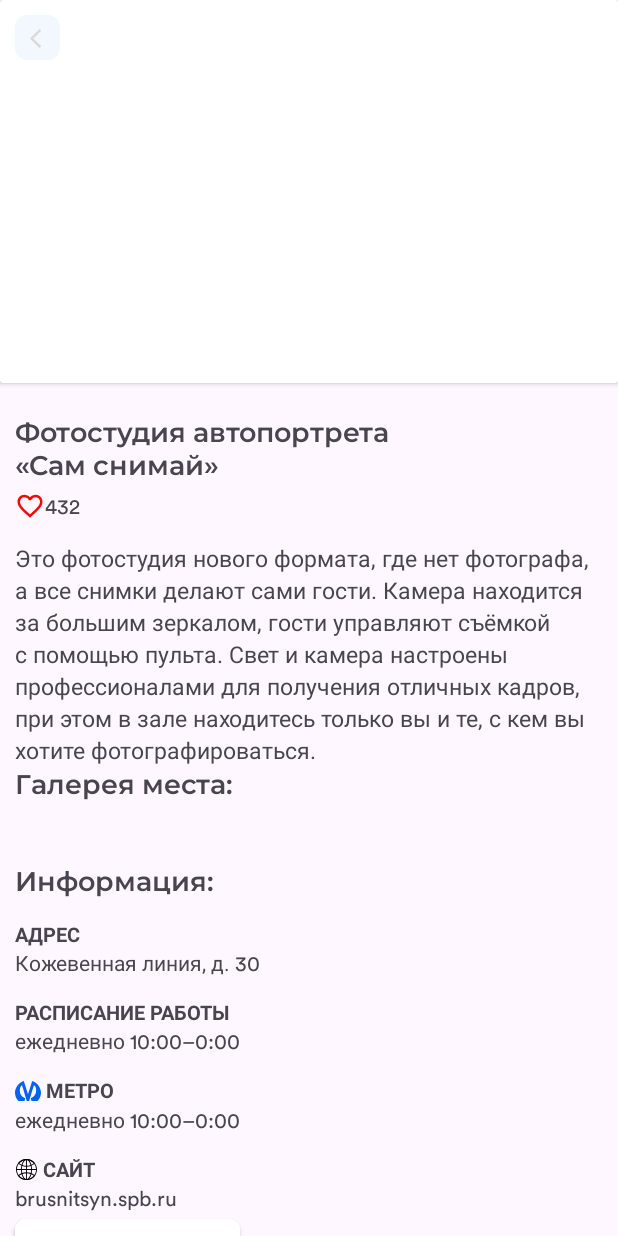
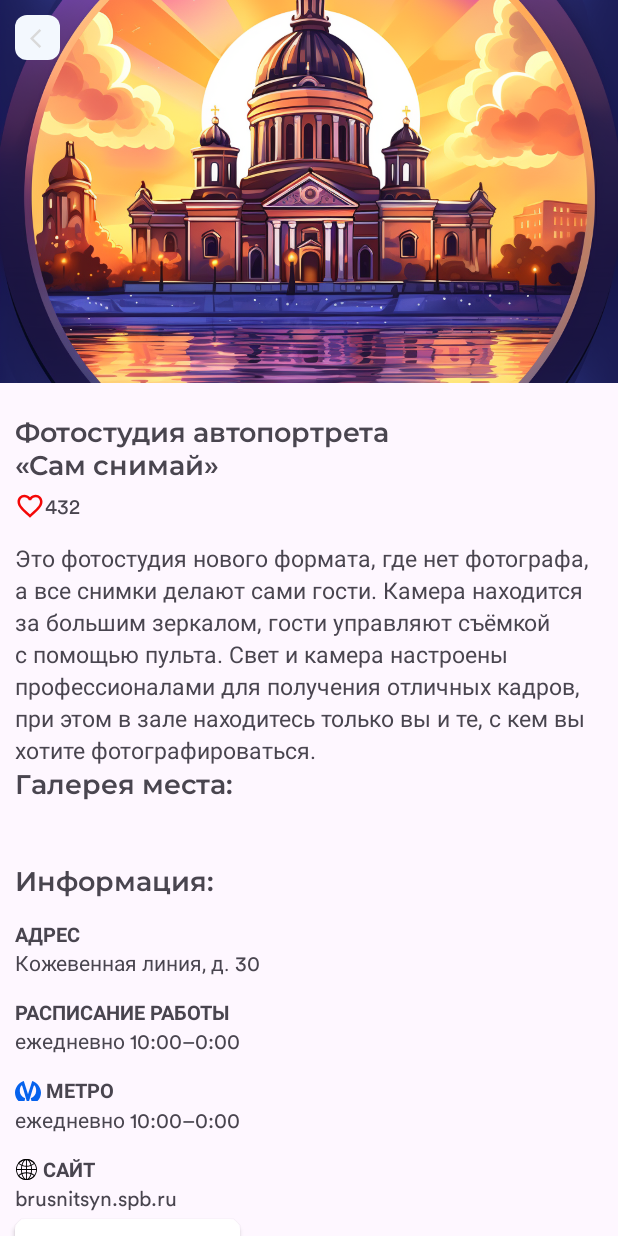
Before and after one commit to ArtemPodomatko/Interesting-Places, an Android app: the layout fragment_description.xml on its own in the app's theme, with its tools: preview values and no code run, on a phone screen of 412 x 824 dp. Run offline under Robolectric (Android 15) with nearby library versions, the phone set to English and light mode, and no system bars; network calls fail.

Commit message:
The work is finished

```diff
--- a/app/src/main/res/layout/fragment_description.xml
+++ b/app/src/main/res/layout/fragment_description.xml
@@ -11,7 +11,7 @@
         android:layout_height="wrap_content"
         tools:context=".ui.fragments.DescriptionFragment">
 
-        <androidx.cardview.widget.CardView
+        <androidx.constraintlayout.widget.ConstraintLayout
             android:id="@+id/description_image_cardView"
             android:layout_width="match_parent"
             android:layout_height="255dp"
@@ -22,6 +22,7 @@
             <ImageView
                 android:id="@+id/description_place_image"
                 android:layout_width="match_parent"
+                android:src="@drawable/app_logo_new"
                 android:layout_height="match_parent"
                 android:scaleType="centerCrop"
                 />
@@ -31,12 +32,14 @@
                 android:layout_width="30dp"
                 android:layout_height="30dp"
                 android:background="@drawable/description_icon_back_bg"
-                android:layout_marginStart="10dp"
-                android:layout_marginTop="10dp"
                 android:paddingVertical="8dp"
                 android:paddingStart="6dp"
                 android:paddingEnd="0dp"
-                app:drawableTopCompat="@drawable/icon_back" />
+                app:drawableTopCompat="@drawable/icon_back"
+                app:layout_constraintTop_toTopOf="parent"
+                app:layout_constraintStart_toStartOf="parent"
+                android:layout_marginStart="10dp"
+                android:layout_marginTop="10dp"/>
 
             <androidx.cardview.widget.CardView
                 android:id="@+id/description_icon_like"
@@ -44,8 +47,10 @@
                 android:layout_height="30dp"
                 app:cardCornerRadius="20dp"
                 android:visibility="gone"
-                android:layout_marginStart="370dp"
-                android:layout_marginTop="210dp"
+                app:layout_constraintBottom_toBottomOf="parent"
+                app:layout_constraintEnd_toEndOf="parent"
+                android:layout_marginEnd="10dp"
+                android:layout_marginBottom="10dp"
                 >
 
                 <ImageView
@@ -62,12 +67,15 @@
                 android:layout_width="25dp"
                 android:visibility="gone"
                 android:layout_height="25dp"
-                android:layout_marginStart="370dp"
-                android:layout_marginTop="210dp"
-                android:src="@drawable/icon_heart_red"/>
+                android:src="@drawable/icon_heart_red"
+                app:layout_constraintBottom_toBottomOf="parent"
+                app:layout_constraintEnd_toEndOf="parent"
+                android:layout_marginEnd="10dp"
+                android:layout_marginBottom="10dp"
+                />
 
 
-        </androidx.cardview.widget.CardView>
+        </androidx.constraintlayout.widget.ConstraintLayout>
 
         <TextView
             android:id="@+id/description_title"
--- a/app/src/main/res/layout/fragment_splash.xml
+++ b/app/src/main/res/layout/fragment_splash.xml
@@ -45,6 +45,16 @@
             app:layout_constraintEnd_toEndOf="@id/app_logo"
             />
 
+        <TextView
+            android:layout_width="wrap_content"
+            android:layout_height="wrap_content"
+            app:layout_constraintBottom_toBottomOf="parent"
+            android:fontFamily="@font/circular"
+            app:layout_constraintEnd_toEndOf="parent"
+            android:text="@string/developed_by_artem_podomatko"
+            android:layout_marginBottom="10dp"
+            android:layout_marginEnd="10dp"/>
+
     </androidx.constraintlayout.widget.ConstraintLayout>
 
 
--- a/app/src/main/res/values/strings.xml
+++ b/app/src/main/res/values/strings.xml
@@ -22,4 +22,5 @@
     <string name="search_preview">Ищите любые места, \nсобытия, новости\n Если хотите узнать \nкакие выставки доступны \nв Петербурге, просто \nнапишите \'\'выставка\'\'</string>
     <string name="splash_logo_spb">санкт-петербург</string>
     <string name="interesting_place_decsription">Интересное место</string>
+    <string name="developed_by_artem_podomatko">developed by Artem Podomatko</string>
 </resources>
```
Also changed, not shown: app/src/main/res/drawable/app_logo_new.png (added).
